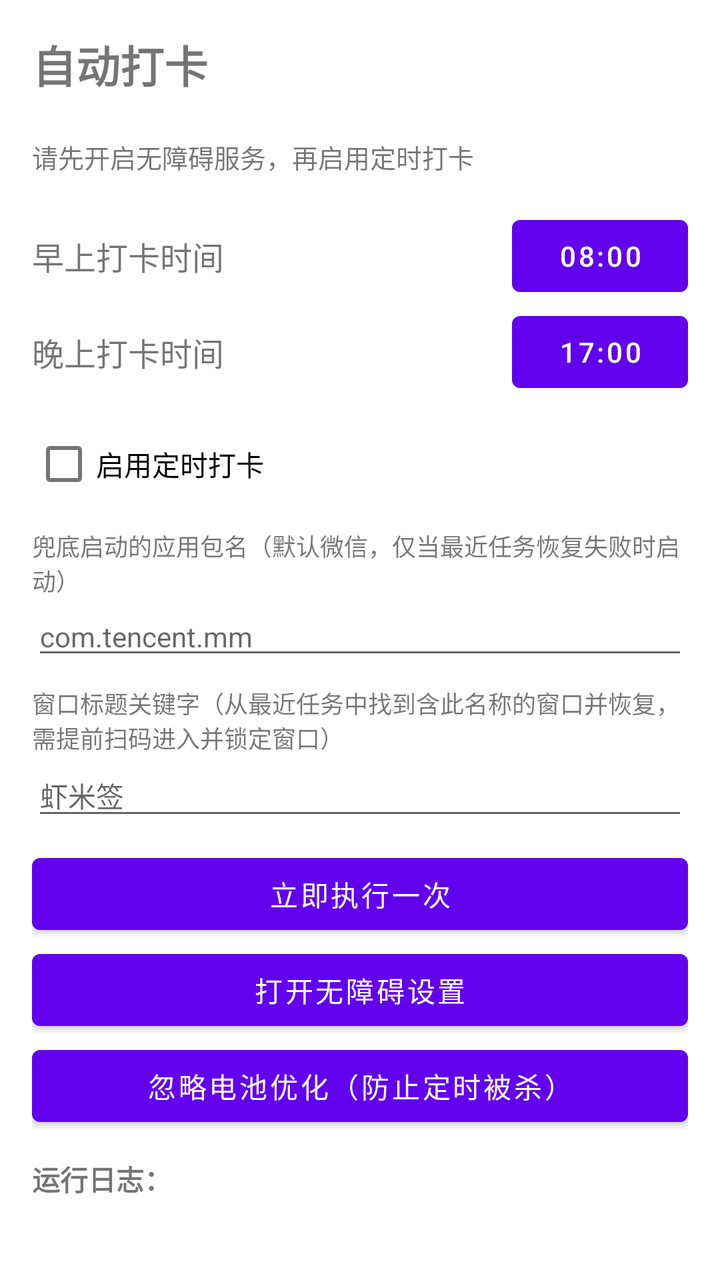
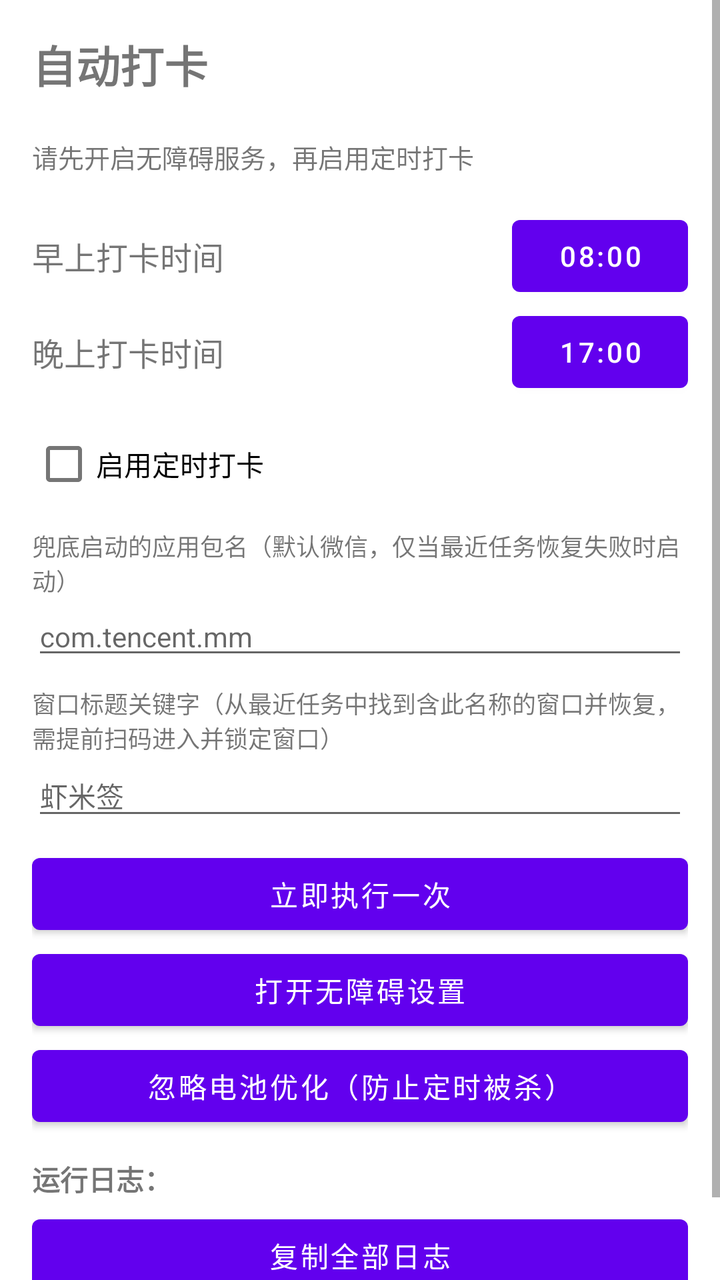

Two renders of the same Android screen: before a commit and after it. Below are the layout's source before the change and the commit's diff.
<!-- AndroidManifest.xml: fallback theme Theme.MaterialComponents.DayNight.NoActionBar -->
<!-- res/layout/activity_main.xml -->
<?xml version="1.0" encoding="utf-8"?>
<ScrollView xmlns:android="http://schemas.android.com/apk/res/android"
    android:layout_width="match_parent"
    android:layout_height="match_parent"
    android:fillViewport="true">

    <LinearLayout
        android:layout_width="match_parent"
        android:layout_height="wrap_content"
        android:orientation="vertical"
        android:padding="16dp">

        <TextView
            android:id="@+id/tv_title"
            android:layout_width="wrap_content"
            android:layout_height="wrap_content"
            android:text="@string/app_name"
            android:textSize="22sp"
            android:textStyle="bold"/>

        <TextView
            android:id="@+id/tv_version"
            android:layout_width="wrap_content"
            android:layout_height="wrap_content"
            android:textColor="#888888"
            android:textSize="12sp"/>

        <TextView
            android:layout_width="wrap_content"
            android:layout_height="wrap_content"
            android:layout_marginTop="4dp"
            android:text="请先开启无障碍服务，再启用定时打卡"
            android:textSize="13sp"/>

        <LinearLayout
            android:layout_width="match_parent"
            android:layout_height="wrap_content"
            android:layout_marginTop="16dp"
            android:gravity="center_vertical"
            android:orientation="horizontal">

            <TextView
                android:layout_width="0dp"
                android:layout_height="wrap_content"
                android:layout_weight="1"
                android:text="早上打卡时间"
                android:textSize="16sp"/>

            <Button
                android:id="@+id/btn_morning"
                android:layout_width="wrap_content"
                android:layout_height="wrap_content"
                android:text="08:00"/>
        </LinearLayout>

        <LinearLayout
            android:layout_width="match_parent"
            android:layout_height="wrap_content"
            android:gravity="center_vertical"
            android:orientation="horizontal">

            <TextView
                android:layout_width="0dp"
                android:layout_height="wrap_content"
                android:layout_weight="1"
                android:text="晚上打卡时间"
                android:textSize="16sp"/>

            <Button
                android:id="@+id/btn_evening"
                android:layout_width="wrap_content"
                android:layout_height="wrap_content"
                android:text="17:00"/>
        </LinearLayout>

        <CheckBox
            android:id="@+id/chk_enable"
            android:layout_width="wrap_content"
            android:layout_height="wrap_content"
            android:layout_marginTop="8dp"
            android:text="启用定时打卡"/>

        <TextView
            android:layout_width="wrap_content"
            android:layout_height="wrap_content"
            android:layout_marginTop="8dp"
            android:text="兜底启动的应用包名（默认微信，仅当最近任务恢复失败时启动）"
            android:textSize="12sp"/>

        <EditText
            android:id="@+id/et_pkg"
            android:layout_width="match_parent"
            android:layout_height="wrap_content"
            android:hint="com.tencent.mm"
            android:inputType="text"
            android:textSize="14sp"/>

        <TextView
            android:layout_width="wrap_content"
            android:layout_height="wrap_content"
            android:layout_marginTop="8dp"
            android:text="窗口标题关键字（从最近任务中找到含此名称的窗口并恢复，需提前扫码进入并锁定窗口）"
            android:textSize="12sp"/>

        <EditText
            android:id="@+id/et_mini"
            android:layout_width="match_parent"
            android:layout_height="wrap_content"
            android:hint="虾米签"
            android:inputType="text"
            android:textSize="14sp"/>

        <Button
            android:id="@+id/btn_run"
            android:layout_width="match_parent"
            android:layout_height="wrap_content"
            android:layout_marginTop="8dp"
            android:text="立即执行一次"/>

        <Button
            android:id="@+id/btn_acc"
            android:layout_width="match_parent"
            android:layout_height="wrap_content"
            android:text="打开无障碍设置"/>

        <Button
            android:id="@+id/btn_battery"
            android:layout_width="match_parent"
            android:layout_height="wrap_content"
            android:text="忽略电池优化（防止定时被杀）"/>

        <TextView
            android:layout_width="match_parent"
            android:layout_height="wrap_content"
            android:layout_marginTop="12dp"
            android:text="运行日志："
            android:textStyle="bold"/>

        <TextView
            android:id="@+id/tv_log"
            android:layout_width="match_parent"
            android:layout_height="wrap_content"
            android:fontFamily="monospace"
            android:textSize="12sp"/>
    </LinearLayout>
</ScrollView>
<!-- resources referenced by this layout -->
<resources>
  <string name="app_name">自动打卡</string>
</resources>

<!-- the commit's change to res/layout/activity_main.xml (unified diff, before → after) -->
@@ -136,11 +136,19 @@
             android:text="运行日志："
             android:textStyle="bold"/>
 
+        <Button
+            android:id="@+id/btn_copy_log"
+            android:layout_width="match_parent"
+            android:layout_height="wrap_content"
+            android:layout_marginTop="4dp"
+            android:text="复制全部日志"/>
+
         <TextView
             android:id="@+id/tv_log"
             android:layout_width="match_parent"
             android:layout_height="wrap_content"
             android:fontFamily="monospace"
+            android:textIsSelectable="true"
             android:textSize="12sp"/>
     </LinearLayout>
 </ScrollView>
